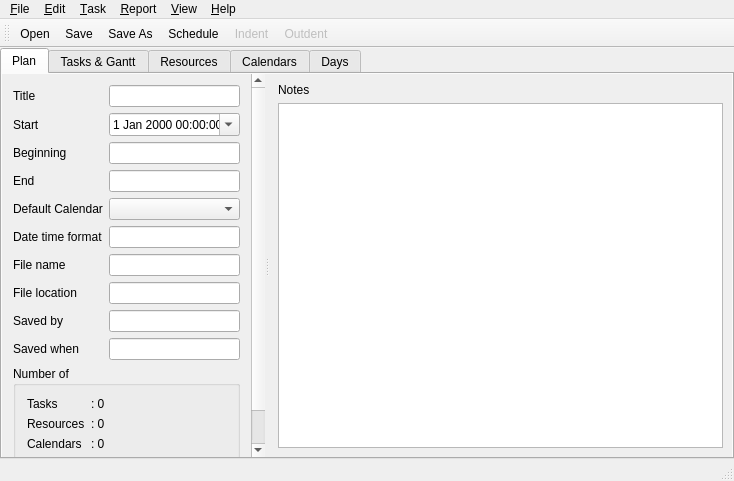
First picture: the form in mainwindow.ui, repository roahanramesh/qplanner, before the edit.
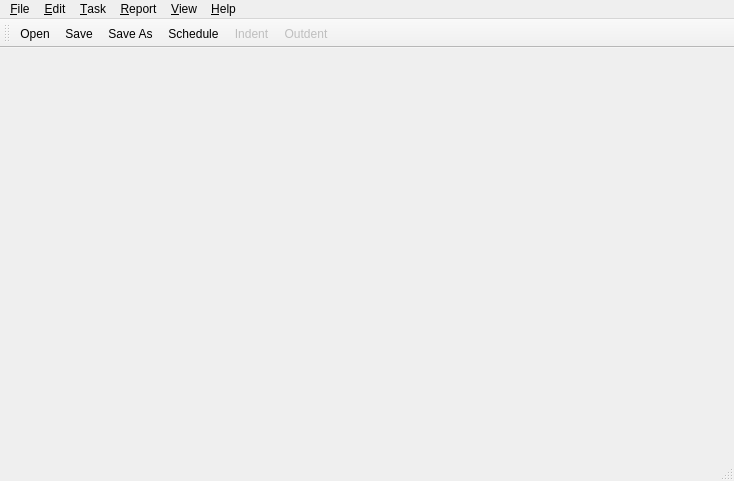
Second picture: the form after the edit. Custom widgets are drawn as their Qt base class.

Commit message: Refactoring for use of MainTabWidget, and better new window functionality

```diff
--- a/mainwindow.ui
+++ b/mainwindow.ui
@@ -27,455 +27,6 @@
     <property name="bottomMargin">
      <number>0</number>
     </property>
-    <item>
-     <widget class="QTabWidget" name="mainTabWidget">
-      <property name="currentIndex">
-       <number>0</number>
-      </property>
-      <widget class="QWidget" name="planTab">
-       <attribute name="title">
-        <string>Plan</string>
-       </attribute>
-       <layout class="QHBoxLayout" name="horizontalLayout_6">
-        <property name="leftMargin">
-         <number>0</number>
-        </property>
-        <property name="topMargin">
-         <number>0</number>
-        </property>
-        <property name="rightMargin">
-         <number>0</number>
-        </property>
-        <property name="bottomMargin">
-         <number>0</number>
-        </property>
-        <item>
-         <widget class="QSplitter" name="propertiesSplitter">
-          <property name="autoFillBackground">
-           <bool>true</bool>
-          </property>
-          <property name="orientation">
-           <enum>Qt::Horizontal</enum>
-          </property>
-          <widget class="QScrollArea" name="propertiesScrollArea">
-           <property name="frameShape">
-            <enum>QFrame::NoFrame</enum>
-           </property>
-           <property name="widgetResizable">
-            <bool>true</bool>
-           </property>
-           <widget class="PropertiesWidget" name="propertiesWidget">
-            <property name="geometry">
-             <rect>
-              <x>0</x>
-              <y>0</y>
-              <width>240</width>
-              <height>391</height>
-             </rect>
-            </property>
-            <property name="sizePolicy">
-             <sizepolicy hsizetype="Ignored" vsizetype="Preferred">
-              <horstretch>0</horstretch>
-              <verstretch>0</verstretch>
-             </sizepolicy>
-            </property>
-            <layout class="QVBoxLayout" name="verticalLayout_2">
-             <item>
-              <layout class="QFormLayout" name="formProprties">
-               <property name="fieldGrowthPolicy">
-                <enum>QFormLayout::AllNonFixedFieldsGrow</enum>
-               </property>
-               <item row="0" column="0">
-                <widget class="QLabel" name="labelTitle">
-                 <property name="text">
-                  <string>Title</string>
-                 </property>
-                </widget>
-               </item>
-               <item row="0" column="1">
-                <widget class="QLineEdit" name="title"/>
-               </item>
-               <item row="2" column="0">
-                <widget class="QLabel" name="labelPlanBeginning">
-                 <property name="text">
-                  <string>Beginning</string>
-                 </property>
-                </widget>
-               </item>
-               <item row="2" column="1">
-                <widget class="QLineEdit" name="planBeginning">
-                 <property name="readOnly">
-                  <bool>true</bool>
-                 </property>
-                </widget>
-               </item>
-               <item row="4" column="1">
-                <widget class="QLineEdit" name="planEnd">
-                 <property name="readOnly">
-                  <bool>true</bool>
-                 </property>
-                </widget>
-               </item>
-               <item row="5" column="0">
-                <widget class="QLabel" name="labelDefaultCalendar">
-                 <property name="text">
-                  <string>Default Calendar</string>
-                 </property>
-                </widget>
-               </item>
-               <item row="5" column="1">
-                <widget class="QComboBox" name="defaultCalendar"/>
-               </item>
-               <item row="6" column="0">
-                <widget class="QLabel" name="labelDateTimeFormat">
-                 <property name="text">
-                  <string>Date time format</string>
-                 </property>
-                </widget>
-               </item>
-               <item row="6" column="1">
-                <widget class="QLineEdit" name="dateTimeFormat"/>
-               </item>
-               <item row="7" column="0">
-                <widget class="QLabel" name="labelFileName">
-                 <property name="text">
-                  <string>File name</string>
-                 </property>
-                </widget>
-               </item>
-               <item row="7" column="1">
-                <widget class="QLineEdit" name="fileName">
-                 <property name="readOnly">
-                  <bool>true</bool>
-                 </property>
-                </widget>
-               </item>
-               <item row="8" column="0">
-                <widget class="QLabel" name="labelFileLocation">
-                 <property name="text">
-                  <string>File location</string>
-                 </property>
-                </widget>
-               </item>
-               <item row="8" column="1">
-                <widget class="QLineEdit" name="fileLocation">
-                 <property name="readOnly">
-                  <bool>true</bool>
-                 </property>
-                </widget>
-               </item>
-               <item row="9" column="0">
-                <widget class="QLabel" name="labelSavedBy">
-                 <property name="text">
-                  <string>Saved by</string>
-                 </property>
-                </widget>
-               </item>
-               <item row="9" column="1">
-                <widget class="QLineEdit" name="savedBy">
-                 <property name="readOnly">
-                  <bool>true</bool>
-                 </property>
-                </widget>
-               </item>
-               <item row="10" column="0">
-                <widget class="QLabel" name="labelSavedWhen">
-                 <property name="text">
-                  <string>Saved when</string>
-                 </property>
-                </widget>
-               </item>
-               <item row="10" column="1">
-                <widget class="QLineEdit" name="savedWhen">
-                 <property name="readOnly">
-                  <bool>true</bool>
-                 </property>
-                </widget>
-               </item>
-               <item row="1" column="0">
-                <widget class="QLabel" name="labelPlanStart">
-                 <property name="text">
-                  <string>Start</string>
-                 </property>
-                </widget>
-               </item>
-               <item row="1" column="1">
-                <widget class="QDateTimeEdit" name="planStart">
-                 <property name="calendarPopup">
-                  <bool>true</bool>
-                 </property>
-                </widget>
-               </item>
-               <item row="4" column="0">
-                <widget class="QLabel" name="labelPlanEnd">
-                 <property name="text">
-                  <string>End</string>
-                 </property>
-                </widget>
-               </item>
-              </layout>
-             </item>
-             <item>
-              <widget class="QGroupBox" name="groupBox">
-               <property name="title">
-                <string>Number of</string>
-               </property>
-               <layout class="QVBoxLayout" name="verticalLayout_3">
-                <item>
-                 <layout class="QFormLayout" name="numLayout">
-                  <item row="0" column="0">
-                   <widget class="QLabel" name="labelTasks">
-                    <property name="text">
-                     <string>Tasks</string>
-                    </property>
-                   </widget>
-                  </item>
-                  <item row="1" column="0">
-                   <widget class="QLabel" name="labelResources">
-                    <property name="text">
-                     <string>Resources</string>
-                    </property>
-                   </widget>
-                  </item>
-                  <item row="2" column="0">
-                   <widget class="QLabel" name="labelCalendars">
-                    <property name="text">
-                     <string>Calendars</string>
-                    </property>
-                   </widget>
-                  </item>
-                  <item row="0" column="1">
-                   <widget class="QLabel" name="numTasks">
-                    <property name="text">
-                     <string>: 0</string>
-                    </property>
-                   </widget>
-                  </item>
-                  <item row="1" column="1">
-                   <widget class="QLabel" name="numResources">
-                    <property name="text">
-                     <string>: 0</string>
-                    </property>
-                   </widget>
-                  </item>
-                  <item row="2" column="1">
-                   <widget class="QLabel" name="numCalendars">
-                    <property name="text">
-                     <string>: 0</string>
-                    </property>
-                   </widget>
-                  </item>
-                  <item row="3" column="0">
-                   <widget class="QLabel" name="labelDays">
-                    <property name="text">
-                     <string>Days</string>
-                    </property>
-                   </widget>
-                  </item>
-                  <item row="3" column="1">
-                   <widget class="QLabel" name="numDays">
-                    <property name="text">
-                     <string>: 0</string>
-                    </property>
-                   </widget>
-                  </item>
-                 </layout>
-                </item>
-               </layout>
-              </widget>
-             </item>
-            </layout>
-           </widget>
-          </widget>
-          <widget class="QWidget" name="notesWidget" native="true">
-           <property name="sizePolicy">
-            <sizepolicy hsizetype="Preferred" vsizetype="Preferred">
-             <horstretch>1</horstretch>
-             <verstretch>0</verstretch>
-            </sizepolicy>
-           </property>
-           <layout class="QVBoxLayout" name="notesLayout">
-            <property name="leftMargin">
-             <number>9</number>
-            </property>
-            <property name="topMargin">
-             <number>9</number>
-            </property>
-            <property name="rightMargin">
-             <number>9</number>
-            </property>
-            <property name="bottomMargin">
-             <number>9</number>
-            </property>
-            <item>
-             <widget class="QLabel" name="notesLabel">
-              <property name="text">
-               <string>Notes</string>
-              </property>
-             </widget>
-            </item>
-            <item>
-             <widget class="QPlainTextEdit" name="notesEdit"/>
-            </item>
-           </layout>
-          </widget>
-         </widget>
-        </item>
-       </layout>
-      </widget>
-      <widget class="QWidget" name="tasksGanttTab">
-       <attribute name="title">
-        <string>Tasks &amp;&amp; Gantt</string>
-       </attribute>
-       <layout class="QHBoxLayout" name="horizontalLayout">
-        <property name="leftMargin">
-         <number>0</number>
-        </property>
-        <property name="topMargin">
-         <number>0</number>
-        </property>
-        <property name="rightMargin">
-         <number>0</number>
-        </property>
-        <property name="bottomMargin">
-         <number>0</number>
-        </property>
-        <item>
-         <widget class="QSplitter" name="tasksGanttSplitter">
-          <property name="orientation">
-           <enum>Qt::Horizontal</enum>
-          </property>
-          <widget class="XTableView" name="tasksView">
-           <property name="frameShape">
-            <enum>QFrame::NoFrame</enum>
-           </property>
-           <property name="dragEnabled">
-            <bool>true</bool>
-           </property>
-           <property name="alternatingRowColors">
-            <bool>false</bool>
-           </property>
-          </widget>
-          <widget class="GanttView" name="ganttView">
-           <property name="frameShape">
-            <enum>QFrame::NoFrame</enum>
-           </property>
-           <property name="widgetResizable">
-            <bool>true</bool>
-           </property>
-           <widget class="QWidget" name="ganttWidget">
-            <property name="geometry">
-             <rect>
-              <x>0</x>
-              <y>0</y>
-              <width>100</width>
-              <height>30</height>
-             </rect>
-            </property>
-           </widget>
-          </widget>
-         </widget>
-        </item>
-       </layout>
-      </widget>
-      <widget class="QWidget" name="resourcesTab">
-       <attribute name="title">
-        <string>Resources</string>
-       </attribute>
-       <layout class="QHBoxLayout" name="horizontalLayout_2">
-        <property name="leftMargin">
-         <number>0</number>
-        </property>
-        <property name="topMargin">
-         <number>0</number>
-        </property>
-        <property name="rightMargin">
-         <number>0</number>
-        </property>
-        <property name="bottomMargin">
-         <number>0</number>
-        </property>
-        <item>
-         <widget class="XTableView" name="resourcesView">
-          <property name="frameShape">
-           <enum>QFrame::NoFrame</enum>
-          </property>
-          <property name="dragEnabled">
-           <bool>true</bool>
-          </property>
-          <property name="alternatingRowColors">
-           <bool>false</bool>
-          </property>
-         </widget>
-        </item>
-       </layout>
-      </widget>
-      <widget class="QWidget" name="calendarsTab">
-       <attribute name="title">
-        <string>Calendars</string>
-       </attribute>
-       <layout class="QHBoxLayout" name="horizontalLayout_3">
-        <property name="leftMargin">
-         <number>0</number>
-        </property>
-        <property name="topMargin">
-         <number>0</number>
-        </property>
-        <property name="rightMargin">
-         <number>0</number>
-        </property>
-        <property name="bottomMargin">
-         <number>0</number>
-        </property>
-        <item>
-         <widget class="XTableView" name="calendarsView">
-          <property name="frameShape">
-           <enum>QFrame::NoFrame</enum>
-          </property>
-          <property name="dragEnabled">
-           <bool>true</bool>
-          </property>
-          <property name="alternatingRowColors">
-           <bool>false</bool>
-          </property>
-         </widget>
-        </item>
-       </layout>
-      </widget>
-      <widget class="QWidget" name="daysTab">
-       <attribute name="title">
-        <string>Days</string>
-       </attribute>
-       <layout class="QHBoxLayout" name="horizontalLayout_4">
-        <property name="leftMargin">
-         <number>0</number>
-        </property>
-        <property name="topMargin">
-         <number>0</number>
-        </property>
-        <property name="rightMargin">
-         <number>0</number>
-        </property>
-        <property name="bottomMargin">
-         <number>0</number>
-        </property>
-        <item>
-         <widget class="XTableView" name="daysView">
-          <property name="frameShape">
-           <enum>QFrame::NoFrame</enum>
-          </property>
-          <property name="dragEnabled">
-           <bool>true</bool>
-          </property>
-          <property name="alternatingRowColors">
-           <bool>false</bool>
-          </property>
-         </widget>
-        </item>
-       </layout>
-      </widget>
-     </widget>
-    </item>
    </layout>
   </widget>
   <widget class="QMenuBar" name="menuBar">
@@ -868,25 +419,6 @@
   </action>
  </widget>
  <layoutdefault spacing="6" margin="11"/>
- <customwidgets>
-  <customwidget>
-   <class>PropertiesWidget</class>
-   <extends>QWidget</extends>
-   <header>propertieswidget.h</header>
-   <container>1</container>
-  </customwidget>
-  <customwidget>
-   <class>GanttView</class>
-   <extends>QScrollArea</extends>
-   <header>ganttview.h</header>
-   <container>1</container>
-  </customwidget>
-  <customwidget>
-   <class>XTableView</class>
-   <extends>QTableView</extends>
-   <header>xtableview.h</header>
-  </customwidget>
- </customwidgets>
  <resources/>
  <connections>
   <connection>
```
The commit also changes 7 other files.
